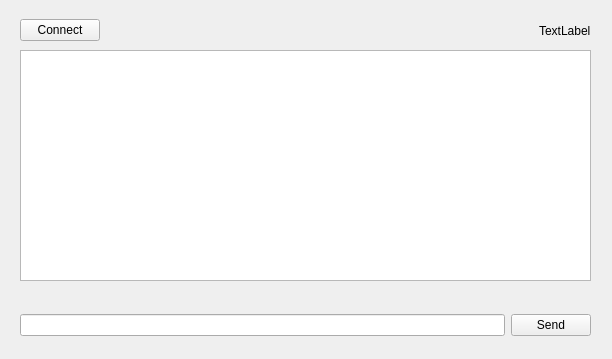
First picture: the form in Client/formClient.ui, repository dinhtuan99/Final_C, before the edit.
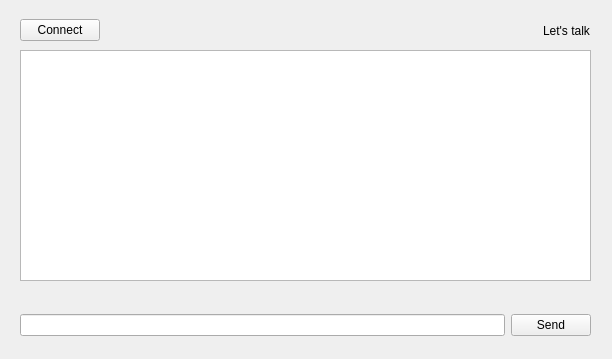
Second picture: the form after the edit.

```diff
--- a/Client/formClient.ui
+++ b/Client/formClient.ui
@@ -46,7 +46,7 @@
     <item>
      <widget class="QLabel" name="label">
       <property name="text">
-       <string>TextLabel</string>
+       <string>Let's talk</string>
       </property>
      </widget>
     </item>
```
Left out of the diff: 7 changed lines with no effect on the pictures.
